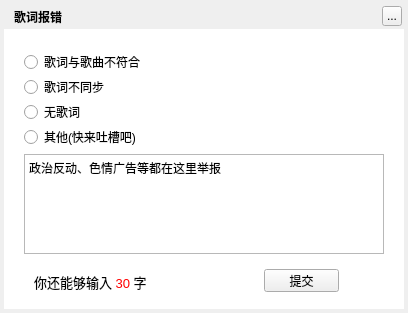
Above: TTKCore/musicUiKits/musicLrcKits/musiclrcerrorwidget.ui from Greedysky/TTKMusicPlayer before the change. Below: the same form after it.
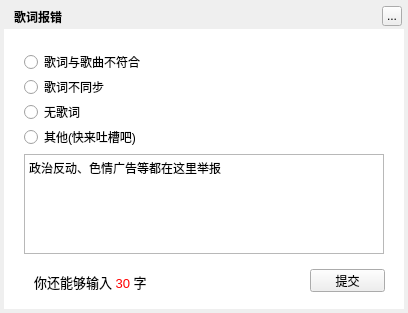
That is the form after the change.

Patch:
```diff
--- a/TTKCore/musicUiKits/musicLrcKits/musiclrcerrorwidget.ui
+++ b/TTKCore/musicUiKits/musicLrcKits/musiclrcerrorwidget.ui
@@ -140,7 +140,7 @@
   <widget class="QPushButton" name="pushButton">
    <property name="geometry">
     <rect>
-     <x>264</x>
+     <x>310</x>
      <y>269</y>
      <width>75</width>
      <height>23</height>
```
